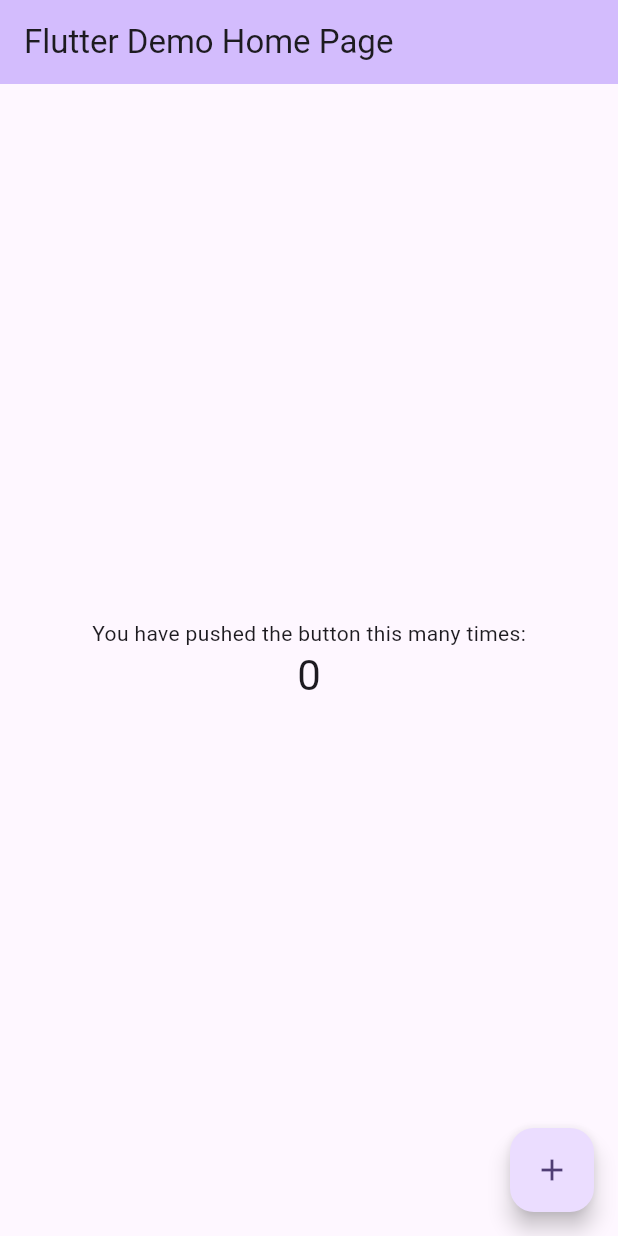
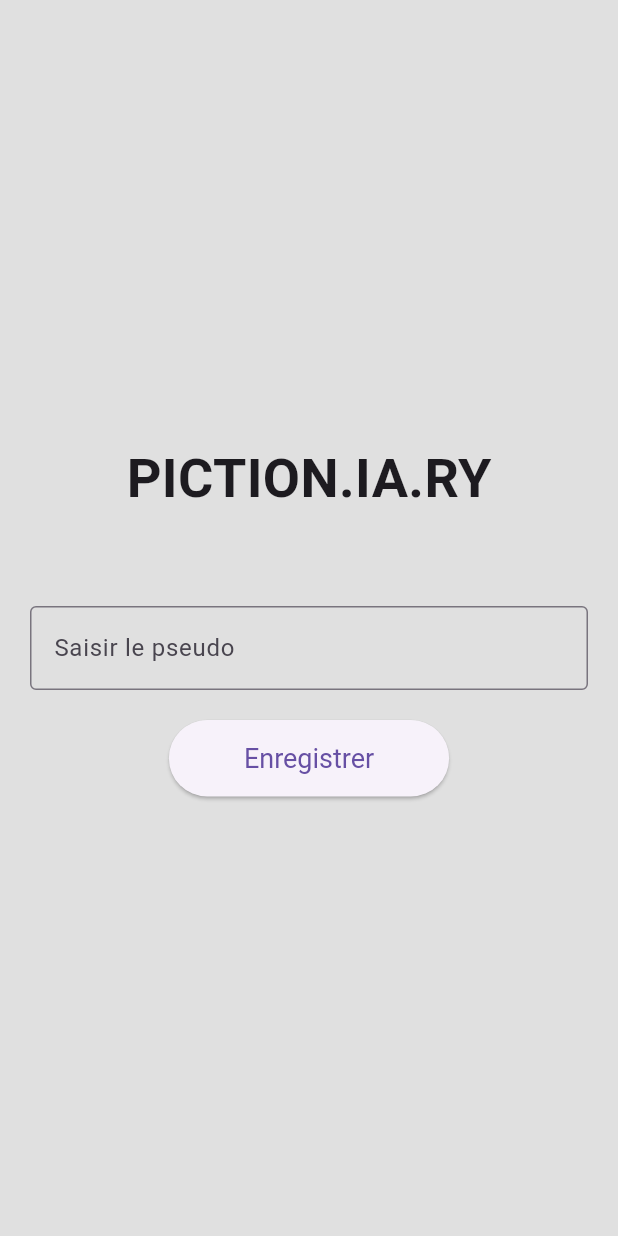
Before and after one commit to dimitri-perriet/piction_ia_ry, a Flutter app: the screen it shows after launch, on a phone screen of 412 x 824 dp. Run offline on Flutter 3.47's test engine with Material 3 defaults, Android fonts, the phone set to English and light mode, and no system bars.

Commit message:
Page d'accueil

```diff
--- a/lib/main.dart
+++ b/lib/main.dart
@@ -7,119 +7,60 @@ void main() {
 class MyApp extends StatelessWidget {
   const MyApp({super.key});
 
-  // This widget is the root of your application.
   @override
   Widget build(BuildContext context) {
     return MaterialApp(
-      title: 'Flutter Demo',
+      title: 'PICTION.IA.RY',
       theme: ThemeData(
-        // This is the theme of your application.
-        //
-        // TRY THIS: Try running your application with "flutter run". You'll see
-        // the application has a purple toolbar. Then, without quitting the app,
-        // try changing the seedColor in the colorScheme below to Colors.green
-        // and then invoke "hot reload" (save your changes or press the "hot
-        // reload" button in a Flutter-supported IDE, or press "r" if you used
-        // the command line to start the app).
-        //
-        // Notice that the counter didn't reset back to zero; the application
-        // state is not lost during the reload. To reset the state, use hot
-        // restart instead.
-        //
-        // This works for code too, not just values: Most code changes can be
-        // tested with just a hot reload.
-        colorScheme: ColorScheme.fromSeed(seedColor: Colors.deepPurple),
-        useMaterial3: true,
+        primarySwatch: Colors.blue,
       ),
-      home: const MyHomePage(title: 'Flutter Demo Home Page'),
+      home: const MyHomePage(),
     );
   }
 }
 
-class MyHomePage extends StatefulWidget {
-  const MyHomePage({super.key, required this.title});
-
-  // This widget is the home page of your application. It is stateful, meaning
-  // that it has a State object (defined below) that contains fields that affect
-  // how it looks.
-
-  // This class is the configuration for the state. It holds the values (in this
-  // case the title) provided by the parent (in this case the App widget) and
-  // used by the build method of the State. Fields in a Widget subclass are
-  // always marked "final".
-
-  final String title;
-
-  @override
-  State<MyHomePage> createState() => _MyHomePageState();
-}
-
-class _MyHomePageState extends State<MyHomePage> {
-  int _counter = 0;
-
-  void _incrementCounter() {
-    setState(() {
-      // This call to setState tells the Flutter framework that something has
-      // changed in this State, which causes it to rerun the build method below
-      // so that the display can reflect the updated values. If we changed
-      // _counter without calling setState(), then the build method would not be
-      // called again, and so nothing would appear to happen.
-      _counter++;
-    });
-  }
+class MyHomePage extends StatelessWidget {
+  const MyHomePage({super.key});
 
   @override
   Widget build(BuildContext context) {
-    // This method is rerun every time setState is called, for instance as done
-    // by the _incrementCounter method above.
-    //
-    // The Flutter framework has been optimized to make rerunning build methods
-    // fast, so that you can just rebuild anything that needs updating rather
-    // than having to individually change instances of widgets.
     return Scaffold(
-      appBar: AppBar(
-        // TRY THIS: Try changing the color here to a specific color (to
-        // Colors.amber, perhaps?) and trigger a hot reload to see the AppBar
-        // change color while the other colors stay the same.
-        backgroundColor: Theme.of(context).colorScheme.inversePrimary,
-        // Here we take the value from the MyHomePage object that was created by
-        // the App.build method, and use it to set our appbar title.
-        title: Text(widget.title),
-      ),
+      backgroundColor: Colors.grey[300],
       body: Center(
-        // Center is a layout widget. It takes a single child and positions it
-        // in the middle of the parent.
         child: Column(
-          // Column is also a layout widget. It takes a list of children and
-          // arranges them vertically. By default, it sizes itself to fit its
-          // children horizontally, and tries to be as tall as its parent.
-          //
-          // Column has various properties to control how it sizes itself and
-          // how it positions its children. Here we use mainAxisAlignment to
-          // center the children vertically; the main axis here is the vertical
-          // axis because Columns are vertical (the cross axis would be
-          // horizontal).
-          //
-          // TRY THIS: Invoke "debug painting" (choose the "Toggle Debug Paint"
-          // action in the IDE, or press "p" in the console), to see the
-          // wireframe for each widget.
           mainAxisAlignment: MainAxisAlignment.center,
-          children: <Widget>[
+          children: [
             const Text(
-              'You have pushed the button this many times:',
+              'PICTION.IA.RY',
+              style: TextStyle(
+                fontSize: 36,
+                fontWeight: FontWeight.bold,
+              ),
             ),
-            Text(
-              '$_counter',
-              style: Theme.of(context).textTheme.headlineMedium,
+            const SizedBox(height: 60),
+            Padding(
+              padding: const EdgeInsets.symmetric(horizontal: 20.0),
+              child: TextField(
+                decoration: InputDecoration(
+                  border: OutlineInputBorder(),
+                  labelText: 'Saisir le pseudo',
+                ),
+              ),
+            ),
+            const SizedBox(height: 20),
+            ElevatedButton(
+              onPressed: () {
+
+              },
+              style: ElevatedButton.styleFrom(
+                padding: const EdgeInsets.symmetric(horizontal: 50, vertical: 15),
+                textStyle: const TextStyle(fontSize: 18),
+              ),
+              child: const Text('Enregistrer'),
             ),
           ],
         ),
       ),
-      floatingActionButton: FloatingActionButton(
-        onPressed: _incrementCounter,
-        tooltip: 'Increment',
-        child: const Icon(Icons.add),
-      ), // This trailing comma makes auto-formatting nicer for build methods.
     );
   }
 }
```
